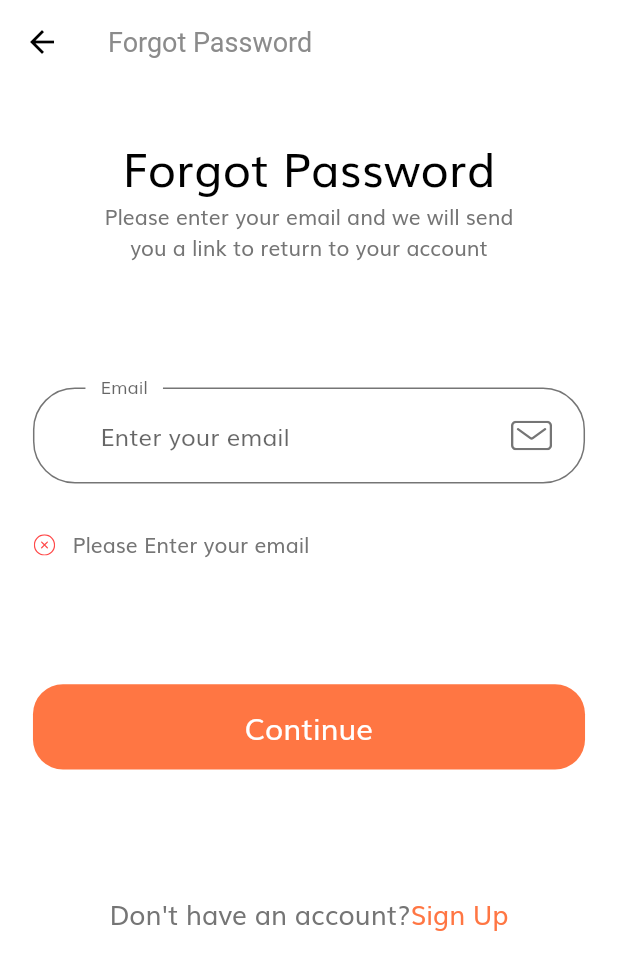
After one commit to adutwum-soft/e-commernce-UI, a Flutter app: the ForgotPassword screen opened by its route, after a tap on "Continue", on a phone screen of 412 x 824 dp. The commit adds this screen. Shown: the top 970 px of the screen. Run offline on Flutter 3.47's test engine with Material 2 defaults, Android fonts, the phone set to English and light mode, and no system bars; our stand-ins replace flutter_svg.

Commit message:
impelement forgot password ui

```diff
--- /dev/null
+++ b/lib/src/ui/forgot_passaword.dart
@@ -0,0 +1,17 @@
+import 'package:e_commerce_ui/src/widget/forgot_password.dart/forgot_pass_body.dart';
+import 'package:flutter/material.dart';
+
+class ForgotPassword extends StatelessWidget {
+  static String routeName = "/forgot-pass";
+  const ForgotPassword({Key? key}) : super(key: key);
+
+  @override
+  Widget build(BuildContext context) {
+    return Scaffold(
+      appBar: AppBar(
+        title: const Text('Forgot Password'),
+      ),
+      body: const ForgotPassBody(),
+    );
+  }
+}
--- a/lib/src/utils/routes.dart
+++ b/lib/src/utils/routes.dart
@@ -1,3 +1,4 @@
+import 'package:e_commerce_ui/src/ui/forgot_passaword.dart';
 import 'package:e_commerce_ui/src/ui/sign_in/sign_in.dart';
 import 'package:e_commerce_ui/src/ui/splash/splash.dart';
 import 'package:flutter/material.dart';
@@ -5,4 +6,5 @@ import 'package:flutter/material.dart';
 final Map<String, WidgetBuilder> routes = {
   Splash.routeName: (context) => const Splash(),
   SignIn.routeName: (context) => const SignIn(),
+  ForgotPassword.routeName: (context) => const ForgotPassword(),
 };
--- /dev/null
+++ b/lib/src/widget/forgot_password.dart/forgot_pass_body.dart
@@ -0,0 +1,135 @@
+import 'package:e_commerce_ui/src/res/dimen.dart';
+import 'package:e_commerce_ui/src/res/strings.dart';
+import 'package:e_commerce_ui/src/utils/constants.dart';
+import 'package:flutter/material.dart';
+
+import '../custom_suffix_icon.dart';
+import '../default_button.dart';
+import '../form_error.dart';
+import '../no_account.dart';
+
+class ForgotPassBody extends StatelessWidget {
+  const ForgotPassBody({Key? key}) : super(key: key);
+
+  @override
+  Widget build(BuildContext context) {
+    return SafeArea(
+      child: SizedBox(
+        width: MediaQuery.of(context).size.width,
+        child: SingleChildScrollView(
+          child: Padding(
+            padding: EdgeInsets.symmetric(
+                horizontal: AppDimen.getProportionateScreenWidth(20)),
+            child: Column(
+              children: [
+                SizedBox(height: AppDimen.screenHeight * 0.04),
+                Text(
+                  'Forgot Password',
+                  style: TextStyle(
+                    color: Colors.black,
+                    fontSize: AppDimen.getProportionateScreenWidth(28),
+                  ),
+                ),
+                const Text(
+                  'Please enter your email and we will send \nyou a link to return to your account',
+                  textAlign: TextAlign.center,
+                ),
+                SizedBox(height: AppDimen.screenHeight * 0.1),
+                const ForgetPassForm()
+              ],
+            ),
+          ),
+        ),
+      ),
+    );
+  }
+}
+
+class ForgetPassForm extends StatefulWidget {
+  const ForgetPassForm({Key? key}) : super(key: key);
+
+  @override
+  State<ForgetPassForm> createState() => _ForgetPassFormState();
+}
+
+class _ForgetPassFormState extends State<ForgetPassForm> {
+  final _formKey = GlobalKey<FormState>();
+  late String email;
+  List<String> errors = [];
+
+  @override
+  Widget build(BuildContext context) {
+    return Form(
+      key: _formKey,
+      child: Column(
+        children: [
+          _buildEmailForm(),
+          SizedBox(height: AppDimen.getProportionateScreenHeight(30)),
+          FormError(errors: errors),
+          SizedBox(height: AppDimen.screenHeight * 0.1),
+          DefaultButton(
+            text: "Continue",
+            onPress: () {
+              if (_formKey.currentState!.validate()) {
+                // do something here
+              }
+            },
+          ),
+          SizedBox(height: AppDimen.screenHeight * 0.1),
+          const NoAccountText()
+        ],
+      ),
+    );
+  }
+
+  TextFormField _buildEmailForm() {
+    return TextFormField(
+      onSaved: (newValue) => email = newValue!,
+      onChanged: (value) {
+        if (value.isNotEmpty && errors.contains(AppStrings.kEmailNullError)) {
+          setState(() {
+            errors.remove(AppStrings.kEmailNullError);
+          });
+        } else if (emailValidatorRegExp.hasMatch(value) &&
+            errors.contains(AppStrings.kInvalidEmailError)) {
+          setState(() {
+            errors.remove(AppStrings.kInvalidEmailError);
+          });
+        }
+        return null;
+      },
+      validator: (value) {
+        if (value!.isEmpty && !errors.contains(AppStrings.kEmailNullError)) {
+          setState(() {
+            errors.add(AppStrings.kEmailNullError);
+          });
+        } else if (!emailValidatorRegExp.hasMatch(value) &&
+            !errors.contains(AppStrings.kInvalidEmailError)) {
+          setState(() {
+            errors.add(AppStrings.kInvalidEmailError);
+          });
+        }
+        return null;
+      },
+      keyboardType: TextInputType.emailAddress,
+      decoration: inputDecoration(
+        placeholder: 'Enter your email',
+        label: 'Email',
+        svgIcon: 'assets/icons/Mail.svg',
+      ),
+    );
+  }
+
+  InputDecoration inputDecoration({
+    required String placeholder,
+    required String label,
+    required String svgIcon,
+  }) {
+    return InputDecoration(
+      hintText: placeholder,
+      labelText: label,
+      floatingLabelBehavior: FloatingLabelBehavior.always,
+      suffixIcon: CustomSurffixIcon(svgIcon: svgIcon),
+    );
+  }
+}
--- /dev/null
+++ b/lib/src/widget/no_account.dart
@@ -0,0 +1,34 @@
+import 'package:e_commerce_ui/src/res/colors.dart';
+import 'package:e_commerce_ui/src/res/dimen.dart';
+import 'package:flutter/material.dart';
+
+class NoAccountText extends StatelessWidget {
+  const NoAccountText({
+    Key? key,
+  }) : super(key: key);
+
+  @override
+  Widget build(BuildContext context) {
+    return Row(
+      mainAxisAlignment: MainAxisAlignment.center,
+      children: [
+        Text(
+          'Don\'t have an account?',
+          style: TextStyle(
+            fontSize: AppDimen.getProportionateScreenWidth(16),
+          ),
+        ),
+        InkWell(
+          onTap: () {},
+          child: Text(
+            'Sign Up',
+            style: TextStyle(
+              fontSize: AppDimen.getProportionateScreenWidth(16),
+              color: AppColors.kPrimaryColor,
+            ),
+          ),
+        ),
+      ],
+    );
+  }
+}
--- a/lib/src/widget/sign_in_components/sign_form.dart
+++ b/lib/src/widget/sign_in_components/sign_form.dart
@@ -1,6 +1,7 @@
 import 'package:e_commerce_ui/src/res/colors.dart';
 import 'package:e_commerce_ui/src/res/dimen.dart';
 import 'package:e_commerce_ui/src/res/strings.dart';
+import 'package:e_commerce_ui/src/ui/forgot_passaword.dart';
 import 'package:e_commerce_ui/src/utils/constants.dart';
 import 'package:e_commerce_ui/src/widget/custom_suffix_icon.dart';
 import 'package:e_commerce_ui/src/widget/default_button.dart';
@@ -62,10 +63,14 @@ class _SignFormState extends State<SignForm> {
         ),
         const Text('Remember me'),
         const Spacer(),
-        const Text(
-          'Forgot Password',
-          style: TextStyle(
-            decoration: TextDecoration.underline,
+        InkWell(
+          onTap: () =>
+              Navigator.popAndPushNamed(context, ForgotPassword.routeName),
+          child: const Text(
+            'Forgot Password',
+            style: TextStyle(
+              decoration: TextDecoration.underline,
+            ),
           ),
         ),
       ],
--- a/lib/src/widget/sign_in_components/sign_in_body.dart
+++ b/lib/src/widget/sign_in_components/sign_in_body.dart
@@ -1,5 +1,6 @@
 import 'package:e_commerce_ui/src/res/colors.dart';
 import 'package:e_commerce_ui/src/res/dimen.dart';
+import 'package:e_commerce_ui/src/widget/no_account.dart';
 import 'package:e_commerce_ui/src/widget/sign_in_components/sign_form.dart';
 import 'package:flutter/material.dart';
 
@@ -37,24 +38,7 @@ class SignInBody extends StatelessWidget {
                 SizedBox(height: AppDimen.screenHeight * 0.08),
                 _socials(),
                 SizedBox(height: AppDimen.getProportionateScreenWidth(20)),
-                Row(
-                  mainAxisAlignment: MainAxisAlignment.center,
-                  children: [
-                    Text(
-                      'Don\'t have an account?',
-                      style: TextStyle(
-                        fontSize: AppDimen.getProportionateScreenWidth(16),
-                      ),
-                    ),
-                    Text(
-                      'Sign Up',
-                      style: TextStyle(
-                        fontSize: AppDimen.getProportionateScreenWidth(16),
-                        color: AppColors.kPrimaryColor,
-                      ),
-                    ),
-                  ],
-                ),
+                const NoAccountText(),
               ],
             ),
           ),
```
